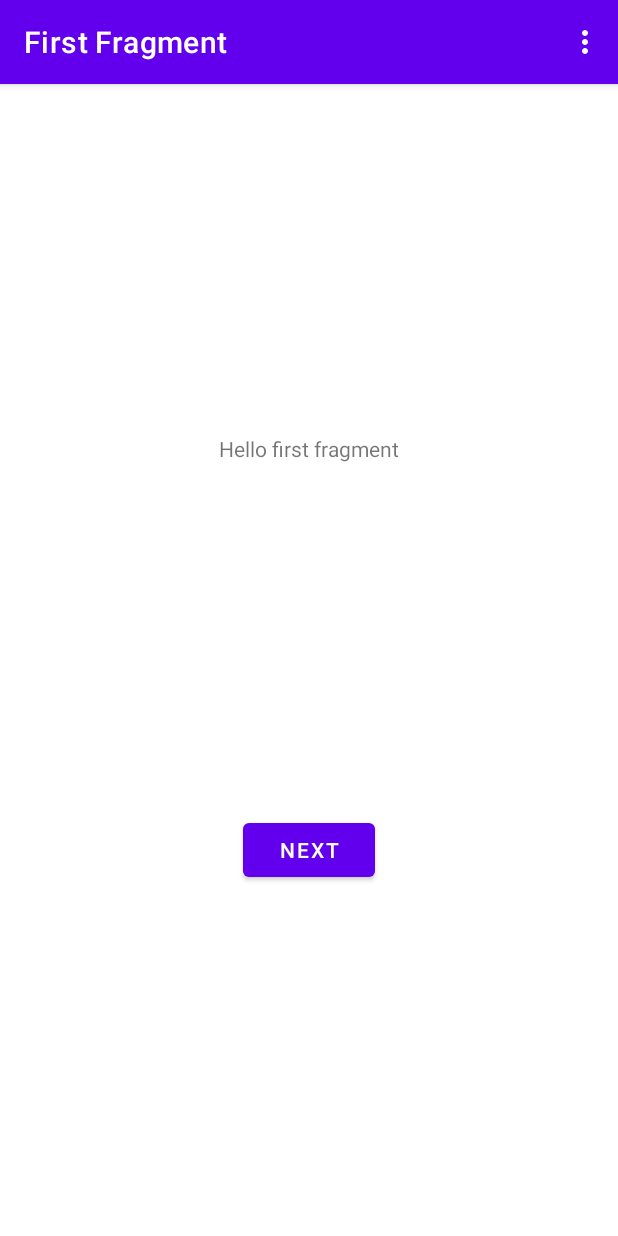
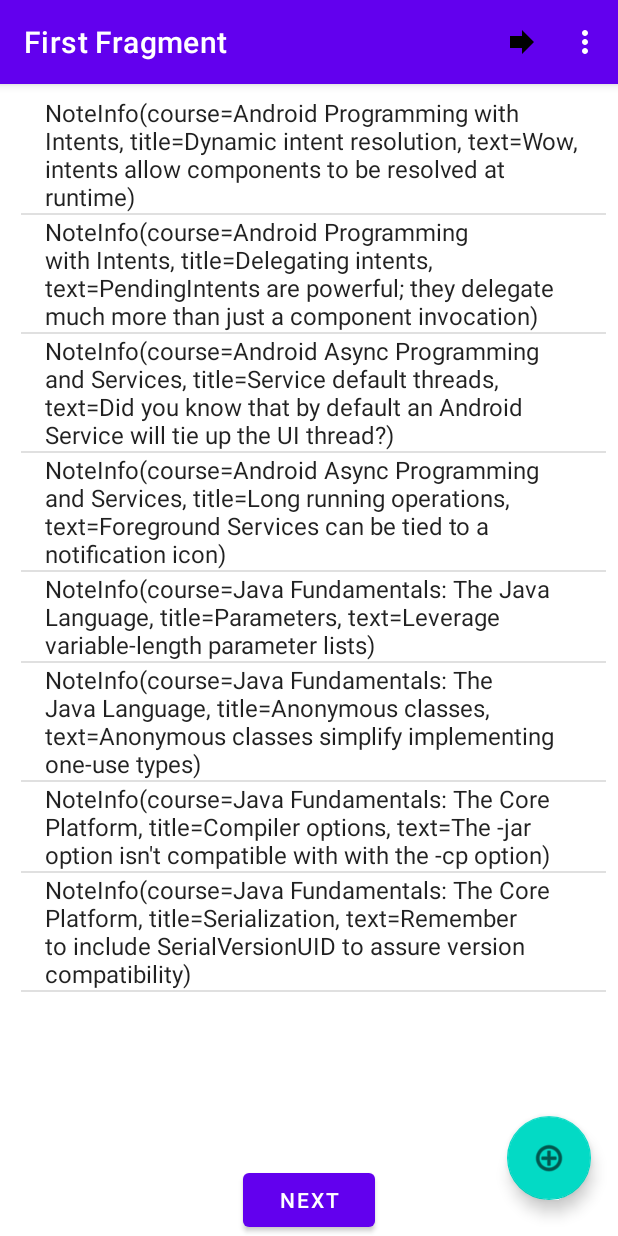
Before and after one commit to funcerebri/note-keeper-android, an Android app: the screen it shows after launch (MainActivity), on a phone screen of 412 x 824 dp. Run offline under Robolectric (Android 15) with nearby library versions, the phone set to English and light mode, and no system bars; our stand-ins replace navigation-ui.

Commit message:
Complete a course

```diff
--- /dev/null
+++ b/app/src/main/java/com/example/notekeeper/Constants.kt
@@ -0,0 +1,4 @@
+package com.example.notekeeper
+
+const val NOTE_POSITION = "EXTRA_NOTE_POSITION"
+const val POSITION_NOT_SET = -1
--- a/app/src/main/java/com/example/notekeeper/DataManager.kt
+++ b/app/src/main/java/com/example/notekeeper/DataManager.kt
@@ -1,25 +1,60 @@
 package com.example.notekeeper
 
-class DataManager {
+object DataManager {
     val courses = HashMap<String, CourseInfo> ()
     val notes = ArrayList<NoteInfo>()
 
     init {
         initializeCourses()
+        initializeNotes()
     }
 
-    private fun initializeCourses(){
-        var course = CourseInfo("couser_one", "Course Title Is Here!")
+    private fun initializeCourses() {
+        var course = CourseInfo("android_intents", "Android Programming with Intents")
         courses.set(course.courseId, course)
 
-        course = CourseInfo("couser_two", "Course Title Is HeSDFGSDFGre!")
+        course = CourseInfo(courseId = "android_async", title = "Android Async Programming and Services")
         courses.set(course.courseId, course)
 
-        course = CourseInfo("couser_three", "Course Title Is SDFGSDe!")
+        course = CourseInfo(title = "Java Fundamentals: The Java Language", courseId = "java_lang")
         courses.set(course.courseId, course)
 
-        course = CourseInfo("couser_four", "Course Title Is asdADASF!")
+        course = CourseInfo("java_core", "Java Fundamentals: The Core Platform")
         courses.set(course.courseId, course)
+    }
 
+    private fun initializeNotes() {
+
+        var course = courses["android_intents"]!!
+        var note = NoteInfo(course, "Dynamic intent resolution",
+            "Wow, intents allow components to be resolved at runtime")
+        notes.add(note)
+        note = NoteInfo(course, "Delegating intents",
+            "PendingIntents are powerful; they delegate much more than just a component invocation")
+        notes.add(note)
+
+        course = courses["android_async"]!!
+        note = NoteInfo(course, "Service default threads",
+            "Did you know that by default an Android Service will tie up the UI thread?")
+        notes.add(note)
+        note = NoteInfo(course, "Long running operations",
+            "Foreground Services can be tied to a notification icon")
+        notes.add(note)
+
+        course = courses["java_lang"]!!
+        note = NoteInfo(course, "Parameters",
+            "Leverage variable-length parameter lists")
+        notes.add(note)
+        note = NoteInfo(course, "Anonymous classes",
+            "Anonymous classes simplify implementing one-use types")
+        notes.add(note)
+
+        course = courses["java_core"]!!
+        note = NoteInfo(course, "Compiler options",
+            "The -jar option isn't compatible with with the -cp option")
+        notes.add(note)
+        note = NoteInfo(course, "Serialization",
+            "Remember to include SerialVersionUID to assure version compatibility")
+        notes.add(note)
     }
 }
--- a/app/src/main/java/com/example/notekeeper/FirstFragment.kt
+++ b/app/src/main/java/com/example/notekeeper/FirstFragment.kt
@@ -1,14 +1,13 @@
 package com.example.notekeeper
 
-import android.R.layout
-import android.app.Activity
 import android.os.Bundle
 import androidx.fragment.app.Fragment
 import android.view.LayoutInflater
 import android.view.View
 import android.view.ViewGroup
 import android.widget.ArrayAdapter
-import androidx.core.view.get
+import androidx.core.os.bundleOf
+import androidx.fragment.app.setFragmentResult
 import androidx.navigation.fragment.findNavController
 import com.example.notekeeper.databinding.FragmentFirstBinding
 
@@ -29,16 +28,37 @@ class FirstFragment : Fragment() {
         savedInstanceState: Bundle?,
     ): View? {
         _binding = FragmentFirstBinding.inflate(inflater, container, false)
+
+        binding.listNotes.adapter = ArrayAdapter(
+            requireContext(),
+            android.R.layout.simple_list_item_1,
+            DataManager.notes)
+
+        binding.listNotes.setOnItemClickListener { parent, view, position, id ->
+            // Use the Kotlin extension in the fragment-ktx artifact
+            setFragmentResult("SELECT_ITEM", bundleOf(NOTE_POSITION to position))
+            findNavController().navigate(R.id.action_FirstFragment_to_SecondFragment)
+        }
+
+        binding.buttonFirst.setOnClickListener {
+            findNavController().navigate(R.id.action_FirstFragment_to_SecondFragment)
+        }
+
+        binding.fab.setOnClickListener {
+            findNavController().navigate(R.id.action_FirstFragment_to_SecondFragment)
+        }
+
         return binding.root
     }
 
     override fun onViewCreated(view: View, savedInstanceState: Bundle?) {
         super.onViewCreated(view, savedInstanceState)
 
-        binding.buttonFirst.setOnClickListener {
+    }
 
-            findNavController().navigate(R.id.action_FirstFragment_to_SecondFragment)
-        }
+    override fun onResume() {
+        super.onResume()
+        (binding.listNotes.adapter as ArrayAdapter<NoteInfo>).notifyDataSetChanged()
     }
 
     override fun onDestroyView() {
--- a/app/src/main/java/com/example/notekeeper/MainActivity.kt
+++ b/app/src/main/java/com/example/notekeeper/MainActivity.kt
@@ -10,6 +10,7 @@ import androidx.navigation.ui.setupActionBarWithNavController
 import android.view.Menu
 import android.view.MenuItem
 import com.example.notekeeper.databinding.ActivityMainBinding
+import java.io.Console
 
 class MainActivity : AppCompatActivity() {
 
--- a/app/src/main/java/com/example/notekeeper/NoteKeeperData.kt
+++ b/app/src/main/java/com/example/notekeeper/NoteKeeperData.kt
@@ -1,9 +1,9 @@
 package com.example.notekeeper
 
-class CourseInfo(val courseId: String, val title: String) {
+data class CourseInfo(val courseId: String, val title: String) {
     override fun toString(): String {
             return title
     }
 }
 
-class NoteInfo (var course: CourseInfo, var title: String, var text: String)
+data class NoteInfo (var course: CourseInfo? = null, var title: String? = null, var text: String? = null)
--- /dev/null
+++ b/app/src/main/res/drawable/ic_baseline_block_24.xml
@@ -0,0 +1,5 @@
+<vector android:height="24dp" android:tint="#000000"
+    android:viewportHeight="24" android:viewportWidth="24"
+    android:width="24dp" xmlns:android="http://schemas.android.com/apk/res/android">
+    <path android:fillColor="@android:color/white" android:pathData="M12,2C6.48,2 2,6.48 2,12s4.48,10 10,10 10,-4.48 10,-10S17.52,2 12,2zM4,12c0,-4.42 3.58,-8 8,-8 1.85,0 3.55,0.63 4.9,1.69L5.69,16.9C4.63,15.55 4,13.85 4,12zM12,20c-1.85,0 -3.55,-0.63 -4.9,-1.69L18.31,7.1C19.37,8.45 20,10.15 20,12c0,4.42 -3.58,8 -8,8z"/>
+</vector>
--- /dev/null
+++ b/app/src/main/res/drawable/ic_baseline_forward_24.xml
@@ -0,0 +1,5 @@
+<vector android:autoMirrored="true" android:height="24dp"
+    android:tint="#000000" android:viewportHeight="24"
+    android:viewportWidth="24" android:width="24dp" xmlns:android="http://schemas.android.com/apk/res/android">
+    <path android:fillColor="@android:color/white" android:pathData="M12,8V4l8,8 -8,8v-4H4V8z"/>
+</vector>
--- a/app/src/main/res/layout/content_main.xml
+++ b/app/src/main/res/layout/content_main.xml
@@ -1,6 +1,7 @@
 <?xml version="1.0" encoding="utf-8"?>
 <androidx.constraintlayout.widget.ConstraintLayout xmlns:android="http://schemas.android.com/apk/res/android"
     xmlns:app="http://schemas.android.com/apk/res-auto"
+    xmlns:tools="http://schemas.android.com/tools"
     android:layout_width="match_parent"
     android:layout_height="match_parent"
     app:layout_behavior="@string/appbar_scrolling_view_behavior">
@@ -18,4 +19,5 @@
         app:layout_constraintTop_toTopOf="parent"
         app:layout_constraintVertical_bias="0.0"
         app:navGraph="@navigation/nav_graph" />
+
 </androidx.constraintlayout.widget.ConstraintLayout>
--- a/app/src/main/res/layout/fragment_first.xml
+++ b/app/src/main/res/layout/fragment_first.xml
@@ -6,16 +6,6 @@
     android:layout_height="match_parent"
     tools:context=".FirstFragment">
 
-    <TextView
-        android:id="@+id/textview_first"
-        android:layout_width="wrap_content"
-        android:layout_height="wrap_content"
-        android:text="@string/hello_first_fragment"
-        app:layout_constraintBottom_toTopOf="@id/button_first"
-        app:layout_constraintEnd_toEndOf="parent"
-        app:layout_constraintStart_toStartOf="parent"
-        app:layout_constraintTop_toTopOf="parent" />
-
     <Button
         android:id="@+id/button_first"
         android:layout_width="wrap_content"
@@ -23,9 +13,33 @@
         android:text="@string/next"
         app:layout_constraintBottom_toBottomOf="parent"
         app:layout_constraintEnd_toEndOf="parent"
-        app:layout_constraintStart_toStartOf="parent"
-        app:layout_constraintTop_toBottomOf="@id/textview_first" />
+        app:layout_constraintStart_toStartOf="parent" />
 
+    <com.google.android.material.floatingactionbutton.FloatingActionButton
+        android:id="@+id/fab"
+        android:layout_width="wrap_content"
+        android:layout_height="wrap_content"
+        android:layout_marginStart="88dp"
+        android:layout_marginBottom="24dp"
+        android:clickable="true"
+        android:src="@android:drawable/ic_menu_add"
+        app:layout_constraintBottom_toBottomOf="parent"
+        app:layout_constraintStart_toEndOf="@+id/button_first"
+        tools:ignore="SpeakableTextPresentCheck,SpeakableTextPresentCheck"
+        android:contentDescription="TODO" />
+
+    <ListView
+        android:id="@+id/listNotes"
+        android:layout_width="390dp"
+        android:layout_height="0dp"
+        android:layout_marginTop="8dp"
+        android:layout_marginEnd="8dp"
+        app:layout_constraintBottom_toTopOf="@+id/button_first"
+        app:layout_constraintEnd_toEndOf="parent"
+        app:layout_constraintHorizontal_bias="1.0"
+        app:layout_constraintStart_toEndOf="@+id/fab"
+        app:layout_constraintTop_toTopOf="parent"
+        app:layout_constraintVertical_bias="0.0" />
 
 
 </androidx.constraintlayout.widget.ConstraintLayout>
--- a/app/src/main/res/menu/menu_main.xml
+++ b/app/src/main/res/menu/menu_main.xml
@@ -3,8 +3,14 @@
     xmlns:tools="http://schemas.android.com/tools"
     tools:context="com.example.notekeeper.MainActivity">
     <item
+        android:id="@+id/action_next"
+        android:icon="@drawable/ic_baseline_forward_24"
+        android:orderInCategory="100"
+        android:title="Next"
+        app:showAsAction="ifRoom|withText" />
+    <item
         android:id="@+id/action_settings"
-        android:orderInCategory="100"
+        android:orderInCategory="101"
         android:title="@string/action_settings"
         app:showAsAction="never" />
 </menu>
```
Also changed, not shown: app/src/main/java/com/example/notekeeper/SecondFragment.kt (+86 -7 lines).
